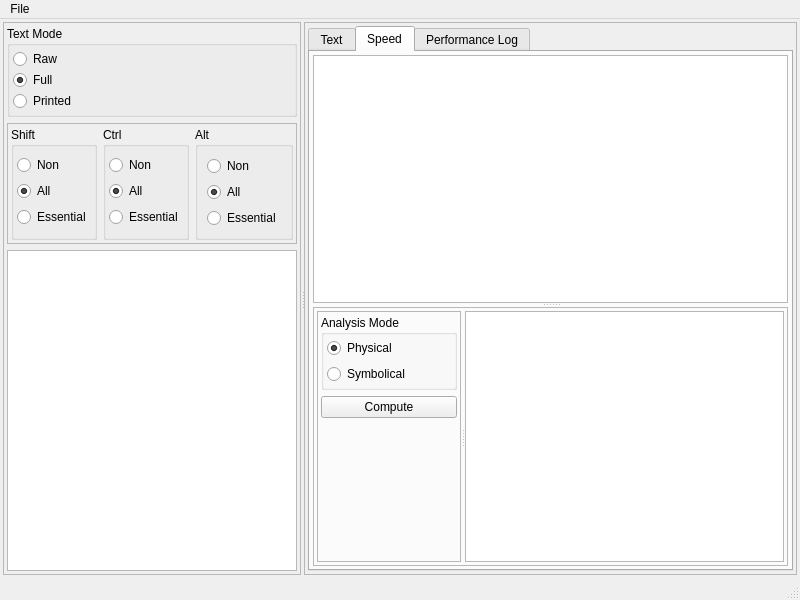
This is Qt/MainWindow.ui in DimaTrushin/TypingAnalysis as Qt 5 draws it before an edit. The edited form follows.
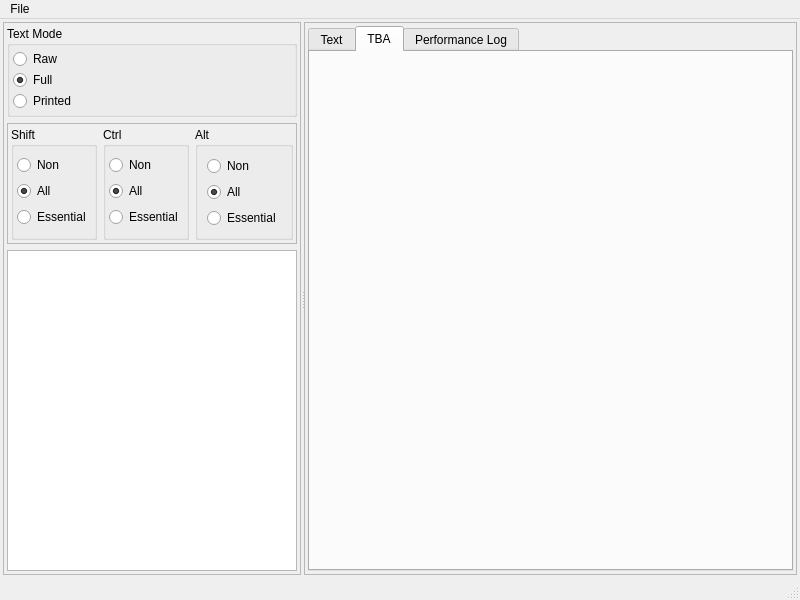
This is the edited form. The open tabs and pages were chosen to show the change.

Commit message: Make minor interface adjustments

```diff
--- a/Qt/MainWindow.ui
+++ b/Qt/MainWindow.ui
@@ -484,7 +484,7 @@
           </widget>
           <widget class="QWidget" name="tab_2">
            <attribute name="title">
-            <string>Speed</string>
+            <string>TBA</string>
            </attribute>
            <layout class="QVBoxLayout" name="verticalLayout_11">
             <property name="leftMargin">
@@ -504,117 +504,6 @@
               <property name="orientation">
                <enum>Qt::Vertical</enum>
               </property>
-              <widget class="QGraphicsView" name="graphicsView_2"/>
-              <widget class="QFrame" name="frame_7">
-               <property name="frameShape">
-                <enum>QFrame::StyledPanel</enum>
-               </property>
-               <property name="frameShadow">
-                <enum>QFrame::Raised</enum>
-               </property>
-               <layout class="QHBoxLayout" name="horizontalLayout_3">
-                <property name="leftMargin">
-                 <number>3</number>
-                </property>
-                <property name="topMargin">
-                 <number>3</number>
-                </property>
-                <property name="rightMargin">
-                 <number>3</number>
-                </property>
-                <property name="bottomMargin">
-                 <number>3</number>
-                </property>
-                <item>
-                 <widget class="QSplitter" name="splitter_6">
-                  <property name="orientation">
-                   <enum>Qt::Horizontal</enum>
-                  </property>
-                  <widget class="QFrame" name="frame_8">
-                   <property name="frameShape">
-                    <enum>QFrame::StyledPanel</enum>
-                   </property>
-                   <property name="frameShadow">
-                    <enum>QFrame::Raised</enum>
-                   </property>
-                   <layout class="QVBoxLayout" name="verticalLayout_12">
-                    <property name="leftMargin">
-                     <number>3</number>
-                    </property>
-                    <property name="topMargin">
-                     <number>3</number>
-                    </property>
-                    <property name="rightMargin">
-                     <number>3</number>
-                    </property>
-                    <property name="bottomMargin">
-                     <number>3</number>
-                    </property>
-                    <item>
-                     <widget class="QGroupBox" name="groupBox_5">
-                      <property name="title">
-                       <string>Analysis Mode</string>
-                      </property>
-                      <layout class="QVBoxLayout" name="verticalLayout_13">
-                       <property name="leftMargin">
-                        <number>3</number>
-                       </property>
-                       <property name="topMargin">
-                        <number>3</number>
-                       </property>
-                       <property name="rightMargin">
-                        <number>3</number>
-                       </property>
-                       <property name="bottomMargin">
-                        <number>3</number>
-                       </property>
-                       <item>
-                        <widget class="QRadioButton" name="radioButton_10">
-                         <property name="text">
-                          <string>Physical</string>
-                         </property>
-                         <property name="checked">
-                          <bool>true</bool>
-                         </property>
-                        </widget>
-                       </item>
-                       <item>
-                        <widget class="QRadioButton" name="radioButton_11">
-                         <property name="text">
-                          <string>Symbolical</string>
-                         </property>
-                        </widget>
-                       </item>
-                      </layout>
-                     </widget>
-                    </item>
-                    <item>
-                     <widget class="QPushButton" name="pushButton">
-                      <property name="text">
-                       <string>Compute</string>
-                      </property>
-                     </widget>
-                    </item>
-                    <item>
-                     <spacer name="verticalSpacer">
-                      <property name="orientation">
-                       <enum>Qt::Vertical</enum>
-                      </property>
-                      <property name="sizeHint" stdset="0">
-                       <size>
-                        <width>20</width>
-                        <height>40</height>
-                       </size>
-                      </property>
-                     </spacer>
-                    </item>
-                   </layout>
-                  </widget>
-                  <widget class="QListView" name="listView_2"/>
-                 </widget>
-                </item>
-               </layout>
-              </widget>
              </widget>
             </item>
            </layout>
```
Left out of the diff: 10 changed lines with no effect on the pictures. The commit also changes 4 other files.
